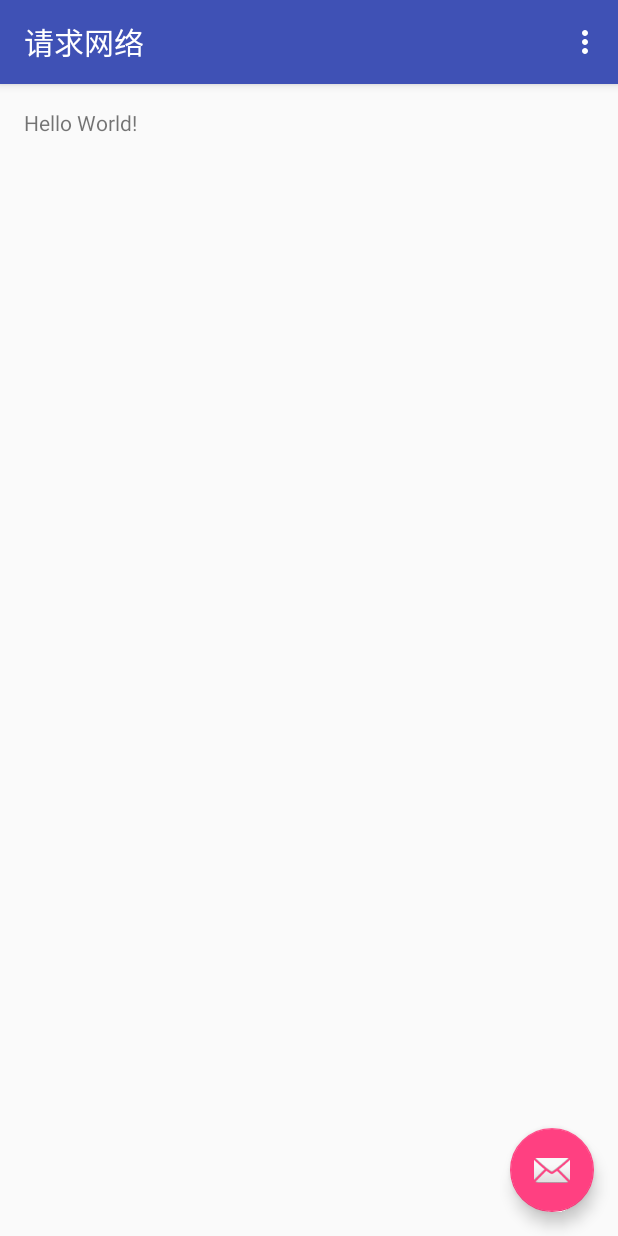
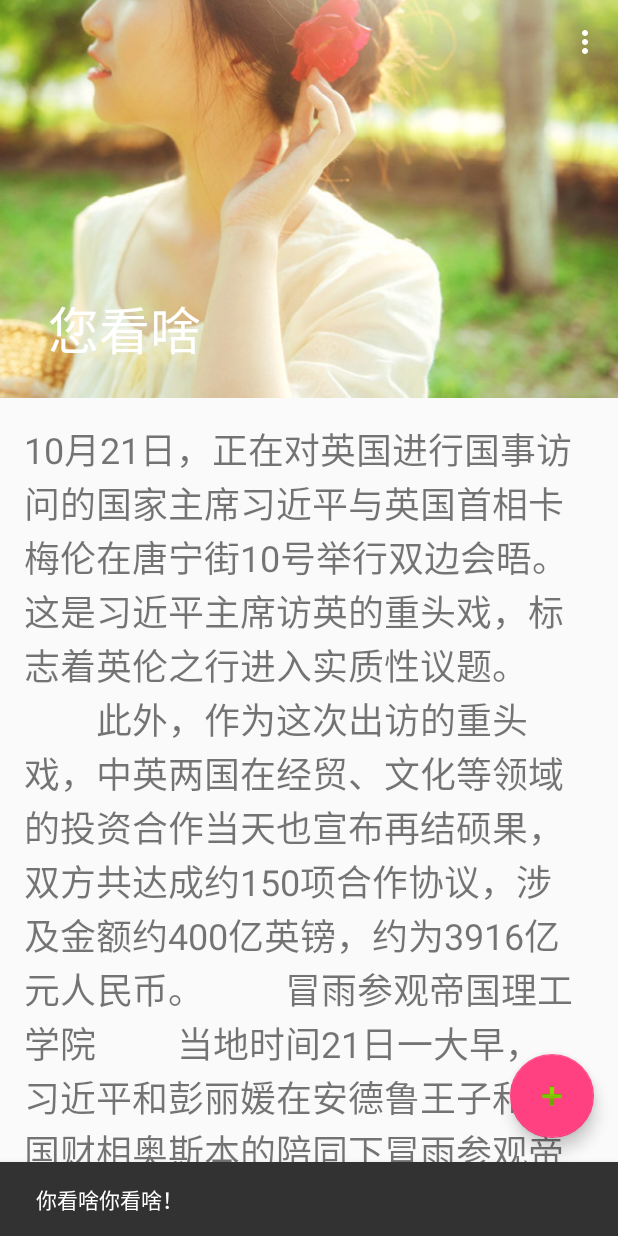
Before and after one commit to zhaohongbogit/ZHttp, an Android app: the screen it shows after launch (MainActivity), after a tap on an icon or button, on a phone screen of 412 x 824 dp. Run offline under Robolectric (Android 15) with nearby library versions, the phone set to English and light mode, and no system bars; our stand-ins replace ButterKnife, Volley.

Commit message:
修改Toolbar的使用形式

```diff
--- a/app/src/main/java/com/zongfi/zhttp/MainActivity.java
+++ b/app/src/main/java/com/zongfi/zhttp/MainActivity.java
@@ -1,6 +1,7 @@
 package com.zongfi.zhttp;
 
 import android.os.Bundle;
+import android.support.design.widget.CollapsingToolbarLayout;
 import android.support.design.widget.FloatingActionButton;
 import android.support.design.widget.Snackbar;
 import android.support.v7.app.AppCompatActivity;
@@ -23,8 +24,10 @@ import butterknife.ButterKnife;
 
 public class MainActivity extends AppCompatActivity {
 
-    @Bind(R.id.main_msg)
+    @Bind(R.id.main_msg1)
     TextView msgTextView;
+    @Bind(R.id.collapsing_tollbar)
+    CollapsingToolbarLayout collapsingToolbarLayout;
 
     @Override
     protected void onCreate(Bundle savedInstanceState) {
@@ -38,11 +41,13 @@ public class MainActivity extends AppCompatActivity {
         fab.setOnClickListener(new View.OnClickListener() {
             @Override
             public void onClick(View view) {
-                OkHttpStack okHttpStack = new OkHttpStack();
-                RequestQueue volley = Volley.newRequestQueue(MainActivity.this, okHttpStack);
-                volley.start();
+                Snackbar.make(view,"你看啥你看啥！",Snackbar.LENGTH_SHORT).show();
+//                OkHttpStack okHttpStack = new OkHttpStack();
+//                RequestQueue volley = Volley.newRequestQueue(MainActivity.this, okHttpStack);
+//                volley.start();
             }
         });
+        collapsingToolbarLayout.setTitle("您看啥");
     }
 
     @Override
--- a/app/src/main/res/layout/activity_main.xml
+++ b/app/src/main/res/layout/activity_main.xml
@@ -12,12 +12,30 @@
         android:layout_height="wrap_content"
         android:theme="@style/AppTheme.AppBarOverlay">
 
-        <android.support.v7.widget.Toolbar
-            android:id="@+id/toolbar"
+        <android.support.design.widget.CollapsingToolbarLayout
+            android:id="@+id/collapsing_tollbar"
             android:layout_width="match_parent"
-            android:layout_height="?attr/actionBarSize"
-            android:background="?attr/colorPrimary"
-            app:popupTheme="@style/AppTheme.PopupOverlay" />
+            android:layout_height="match_parent"
+            android:fitsSystemWindows="true"
+            app:contentScrim="@android:color/holo_blue_light"
+            app:layout_scrollFlags="scroll|exitUntilCollapsed">
+
+            <ImageView
+                android:layout_width="match_parent"
+                android:layout_height="wrap_content"
+                android:minHeight="100dp"
+                android:scaleType="centerCrop"
+                android:src="@mipmap/ic_test"
+                app:layout_collapseMode="parallax"
+                app:layout_collapseParallaxMultiplier="0.7" />
+
+            <android.support.v7.widget.Toolbar
+                android:id="@+id/toolbar"
+                android:layout_width="match_parent"
+                android:layout_height="?attr/actionBarSize"
+                app:layout_collapseMode="pin" />
+
+        </android.support.design.widget.CollapsingToolbarLayout>
 
     </android.support.design.widget.AppBarLayout>
 
@@ -29,6 +47,6 @@
         android:layout_height="wrap_content"
         android:layout_gravity="bottom|end"
         android:layout_margin="@dimen/fab_margin"
-        android:src="@android:drawable/ic_dialog_email" />
+        android:src="@android:drawable/ic_input_add" />
 
 </android.support.design.widget.CoordinatorLayout>
--- a/app/src/main/res/layout/content_main.xml
+++ b/app/src/main/res/layout/content_main.xml
@@ -1,20 +1,19 @@
 <?xml version="1.0" encoding="utf-8"?>
-<RelativeLayout xmlns:android="http://schemas.android.com/apk/res/android"
+<android.support.v4.widget.NestedScrollView xmlns:android="http://schemas.android.com/apk/res/android"
     xmlns:app="http://schemas.android.com/apk/res-auto"
     xmlns:tools="http://schemas.android.com/tools"
     android:layout_width="match_parent"
     android:layout_height="match_parent"
-    android:paddingBottom="@dimen/activity_vertical_margin"
-    android:paddingLeft="@dimen/activity_horizontal_margin"
-    android:paddingRight="@dimen/activity_horizontal_margin"
-    android:paddingTop="@dimen/activity_vertical_margin"
     app:layout_behavior="@string/appbar_scrolling_view_behavior"
     tools:context=".MainActivity"
     tools:showIn="@layout/activity_main">
 
     <TextView
-        android:id="@+id/main_msg"
+        android:id="@+id/main_msg1"
         android:layout_width="wrap_content"
         android:layout_height="wrap_content"
-        android:text="Hello World!" />
-</RelativeLayout>
+        android:layout_margin="@dimen/activity_horizontal_margin"
+        android:text="@string/hello"
+        android:textSize="24sp" />
+
+</android.support.v4.widget.NestedScrollView>
--- a/app/src/main/res/values/strings.xml
+++ b/app/src/main/res/values/strings.xml
@@ -1,4 +1,20 @@
 <resources>
     <string name="app_name">请求网络</string>
     <string name="action_settings">Settings</string>
+    <string name="hello">10月21日，正在对英国进行国事访问的国家主席习近平与英国首相卡梅伦在唐宁街10号举行双边会晤。这是习近平主席访英的重头戏，标志着英伦之行进入实质性议题。
+　　此外，作为这次出访的重头戏，中英两国在经贸、文化等领域的投资合作当天也宣布再结硕果，双方共达成约150项合作协议，涉及金额约400亿英镑，约为3916亿元人民币。
+　　冒雨参观帝国理工学院
+　　当地时间21日一大早，习近平和彭丽媛在安德鲁王子和英国财相奥斯本的陪同下冒雨参观帝国理工学院。帝国理工是与中国进行联合研究项目最多的英国大学。
+　　在习近平抵达帝国理工学院前，不少中国的留学生在自发在校门口欢迎。帝国理工学院校长爱丽丝·加斯特在致词时表示，该校杰出的学术和有才华的学生正与中国伙伴一起合作解决世界上一些最大的挑战。“英国财政大臣说过，要让英国成为中国在西方最好的伙伴。他们希望成为中国在西方最好的学术伙伴。”
+　　随后，习近平看望了学生代表。目前有2000多名中国留学生在校学习。这所学校里除了英国学生之外，中国学生人数最多。
+　　习近平在校门口作了简短讲话后，分别参观了该校的数据科学研究所和哈姆林中心。
+　　彭丽媛获赠“神秘礼物”
+　　据数据科学研究所所长郭毅可教授介绍，在参观数据科学研究所时，研究所向彭丽媛赠送了一件苏格兰羊绒披肩。郭毅可介绍，这件披肩是采用彭丽媛的公开照片，通过计算机图像分析技术，计算出彭丽媛的衣服尺寸，从而制成的。彭丽媛现场没有试穿披肩，郭毅可说，“要是合身说明我们大数据做得好。”
+　　参观结束后，校方赠送了一幅帝国理工学院的历史相片，而习近平就回赠了一套囊括4万册的数字图书。
+　　结束在帝国理工学院的参观后，习近平及夫人彭丽媛当天中午抵达兰卡斯特宫，在威廉王子和凯特王妃的陪同下，一起参加中英创意产业交流活动，共同庆祝和展望中英两国的文化合作。
+　　习近平巧用英国谚语
+　　下午，习近平来到英国首相府唐宁街10号，卡梅伦出门迎接，双方握手致意，两人之后进行双边会晤。会晤后，习近平跟卡梅伦举行了联合记者会。
+　　习近平在发言中表示，中英两国都是具有重大重要影响力的大国，今年是中英全面战略伙伴关系第二个十年的开局之年，两国关系正站在新的起点上，我这次对英国进行国事访问，就是为了继往开来，进一步提高两国政治互信水平，深化双边各领域的务实合作，推动中英关系迈上新的台阶。
+　　习近平说，昨天我出席了伊丽莎白二世女王举行的国事访问活动，活动内容丰富、庄重、热烈。刚才我同卡梅伦首相进行了富有成效的会谈，就许多问题达成重要的共识，并一致同意宣布构建中英面向二十一世纪全球全面战略伙伴关系，共同开启持久、开放、共赢的中英关系黄金时代，共创两国关系的美好未来。习近平说，访问期间，我们达成了一系列重要成果。我同卡梅伦首相见证和将要签署部分政府和企业间的合作文件，其中包括中国企业参与英国欣克利角核电站项目，这是近年来中英合作的旗舰项目，将为今后双方深化务实合作发挥示范作用。双方金融合作继续走在前列，中方将在伦敦发行中国之外首支人民币主权债券，中国人民银行将在英国发行五50亿元人民币央行票据。两国中央银行将双边本币互换规模，从2000亿提高到3500亿人民币，人民币绿色债券首次在英国发行。习近平表示，英国有一句谚语“一个今天比得上两个明天”；中国人常说“时不我待，只争朝夕”。让我们共同抓住机遇开拓进取，推动中英关系不断取得新的更大的发展，为两国人民乃至世界带来更多的福祉！
+　　卡梅伦发言时表示，中英两国达到了一个“黄金时代”，我们将会有更广泛的经济关系，更深化的贸易关系，会在两国之间开展更有意义的对话，加深两国人员的来往。我们这是两个古老的国家，但是我们在二十一世纪的关系不仅惠及两国人民，还有整个世界。</string>
 </resources>
--- a/build.gradle
+++ b/build.gradle
@@ -5,7 +5,7 @@ buildscript {
         jcenter()
     }
     dependencies {
-        classpath 'com.android.tools.build:gradle:1.3.0'
+        classpath 'com.android.tools.build:gradle:1.3.1'
 
         // NOTE: Do not place your application dependencies here; they belong
         // in the individual module build.gradle files
```
Also changed, not shown: app/src/main/res/mipmap-hdpi/ic_test.jpg (added).
